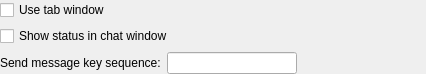
Old version of the form src/plugins/messagewidgets/messengeroptions.ui in the repository vacuum-im/vacuum-im.
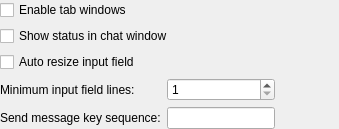
New version of the form.

```diff
--- a/src/plugins/messagewidgets/messengeroptions.ui
+++ b/src/plugins/messagewidgets/messengeroptions.ui
@@ -6,8 +6,8 @@
    <rect>
     <x>0</x>
     <y>0</y>
-    <width>426</width>
-    <height>72</height>
+    <width>339</width>
+    <height>123</height>
    </rect>
   </property>
   <layout class="QVBoxLayout" name="verticalLayout">
@@ -17,7 +17,7 @@
    <item>
     <widget class="QCheckBox" name="chbUseTabWindow">
      <property name="text">
-      <string>Use tab window</string>
+      <string>Enable tab windows</string>
      </property>
     </widget>
    </item>
@@ -29,18 +29,32 @@
     </widget>
    </item>
    <item>
-    <layout class="QHBoxLayout" name="horizontalLayout">
-     <item>
-      <widget class="QLabel" name="lblSendKey">
+    <widget class="QCheckBox" name="chbEditorAutoResize">
+     <property name="text">
+      <string>Auto resize input field</string>
+     </property>
+    </widget>
+   </item>
+   <item>
+    <layout class="QGridLayout" name="gridLayout">
+     <item row="0" column="0">
+      <widget class="QLabel" name="lblEditorMinimumLines">
        <property name="text">
-        <string>Send message key sequence:</string>
+        <string>Minimum input field lines:</string>
        </property>
       </widget>
      </item>
-     <item>
-      <widget class="QLineEdit" name="lneSendKey"/>
+     <item row="0" column="1">
+      <widget class="QSpinBox" name="spbEditorMinimumLines">
+       <property name="minimum">
+        <number>1</number>
+       </property>
+       <property name="maximum">
+        <number>10</number>
+       </property>
+      </widget>
      </item>
-     <item>
+     <item row="0" column="2">
       <spacer name="horizontalSpacer">
        <property name="orientation">
         <enum>Qt::Horizontal</enum>
@@ -53,6 +67,29 @@
        </property>
       </spacer>
      </item>
+     <item row="1" column="0">
+      <widget class="QLabel" name="lblEditorSendKey">
+       <property name="text">
+        <string>Send message key sequence:</string>
+       </property>
+      </widget>
+     </item>
+     <item row="1" column="1">
+      <widget class="QLineEdit" name="lneEditorSendKey"/>
+     </item>
+     <item row="1" column="2">
+      <spacer name="horizontalSpacer_2">
+       <property name="orientation">
+        <enum>Qt::Horizontal</enum>
+       </property>
+       <property name="sizeHint" stdset="0">
+        <size>
+         <width>40</width>
+         <height>20</height>
+        </size>
+       </property>
+      </spacer>
+     </item>
     </layout>
    </item>
   </layout>
```
Left out of the diff: 4 changed lines with no effect on the pictures.
